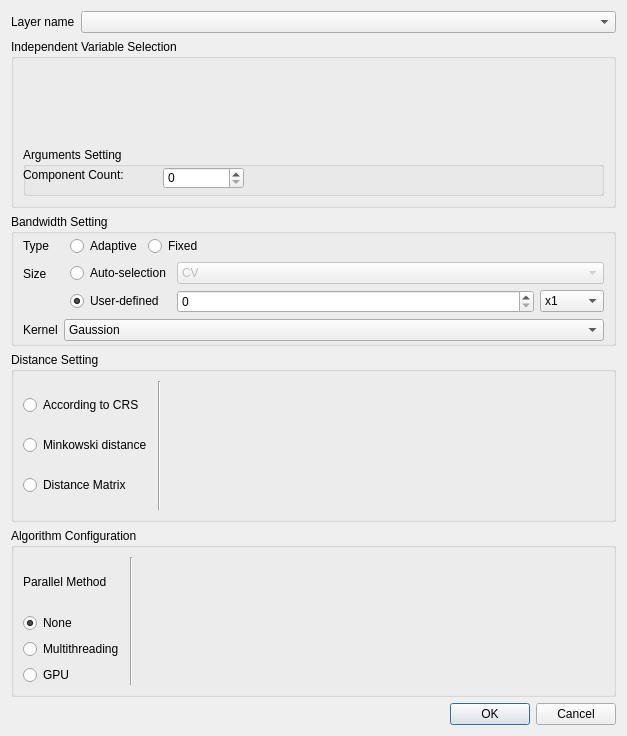
First picture: the form in gwmgwpcaoptionsdialog.ui, repository GWmodel-Lab/GWmodelS, before the edit.
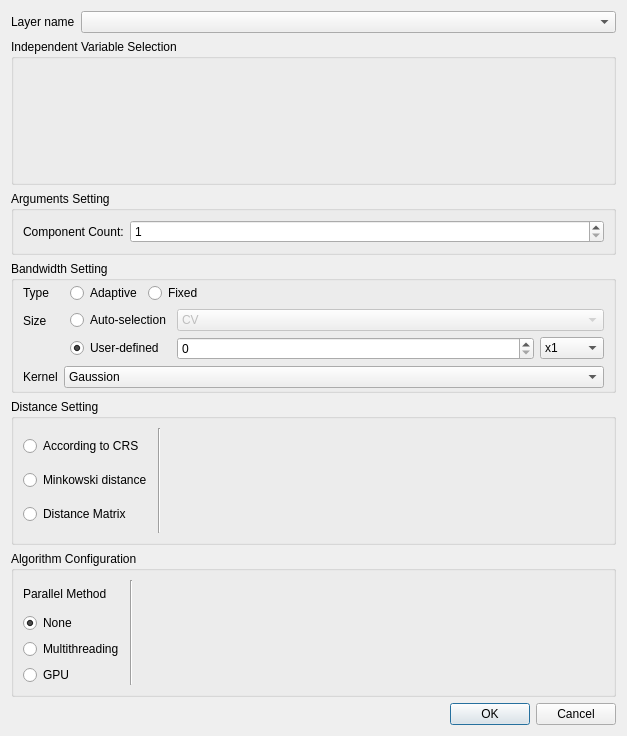
Second picture: the form after the edit. Custom widgets are drawn as their Qt base class.

Commit message: 修改：结果显示界面

```diff
--- a/gwmgwpcaoptionsdialog.ui
+++ b/gwmgwpcaoptionsdialog.ui
@@ -13,7 +13,7 @@
   <property name="windowTitle">
    <string>GWR Configure</string>
   </property>
-  <layout class="QVBoxLayout" name="verticalLayout_3" stretch="0,0,0,0,0,0">
+  <layout class="QVBoxLayout" name="verticalLayout_3" stretch="0,0,0,0,0,0,0">
    <item>
     <layout class="QFormLayout" name="formLayout_6">
      <item row="0" column="0">
@@ -39,10 +39,13 @@
      <property name="title">
       <string>Independent Variable Selection</string>
      </property>
-     <layout class="QVBoxLayout" name="verticalLayout_4" stretch="1,0">
+     <layout class="QVBoxLayout" name="verticalLayout_4" stretch="1">
       <item>
        <widget class="GwmIndepVarSelectorWidget" name="mIndepVarSelector" native="true"/>
       </item>
+     </layout>
+    </widget>
+   </item>
       <item>
        <widget class="QGroupBox" name="groupBox_4">
         <property name="minimumSize">
@@ -54,29 +57,19 @@
         <property name="title">
          <string>Arguments Setting</string>
         </property>
+     <layout class="QFormLayout" name="formLayout_7">
+      <item row="0" column="0">
         <widget class="QLabel" name="label_10">
-         <property name="geometry">
-          <rect>
-           <x>0</x>
-           <y>20</y>
-           <width>131</width>
-           <height>16</height>
-          </rect>
-         </property>
          <property name="text">
           <string>Component Count:</string>
          </property>
         </widget>
+      </item>
+      <item row="0" column="1">
         <widget class="QSpinBox" name="mKspinBox">
-         <property name="geometry">
-          <rect>
-           <x>140</x>
-           <y>20</y>
-           <width>81</width>
-           <height>22</height>
-          </rect>
-         </property>
-        </widget>
+        <property name="minimum">
+         <number>1</number>
+        </property>
        </widget>
       </item>
      </layout>
```
Lines whose indentation alone changed are shown as unchanged. The commit also changes 4 other files.
